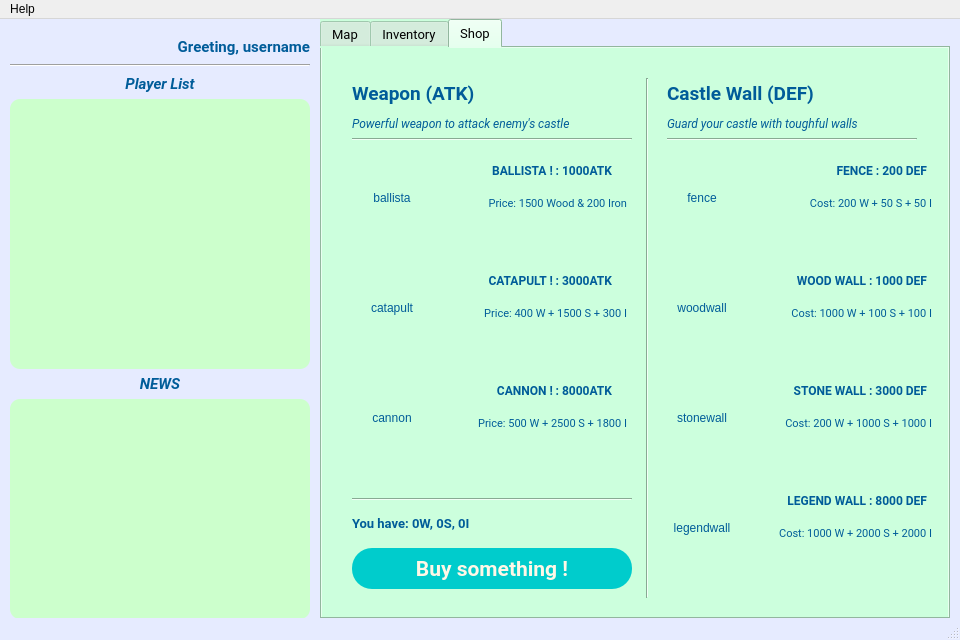
tinhphantrong0612/networkprogramming, file client/Client_UI/stagegame.ui: the form before one commit.
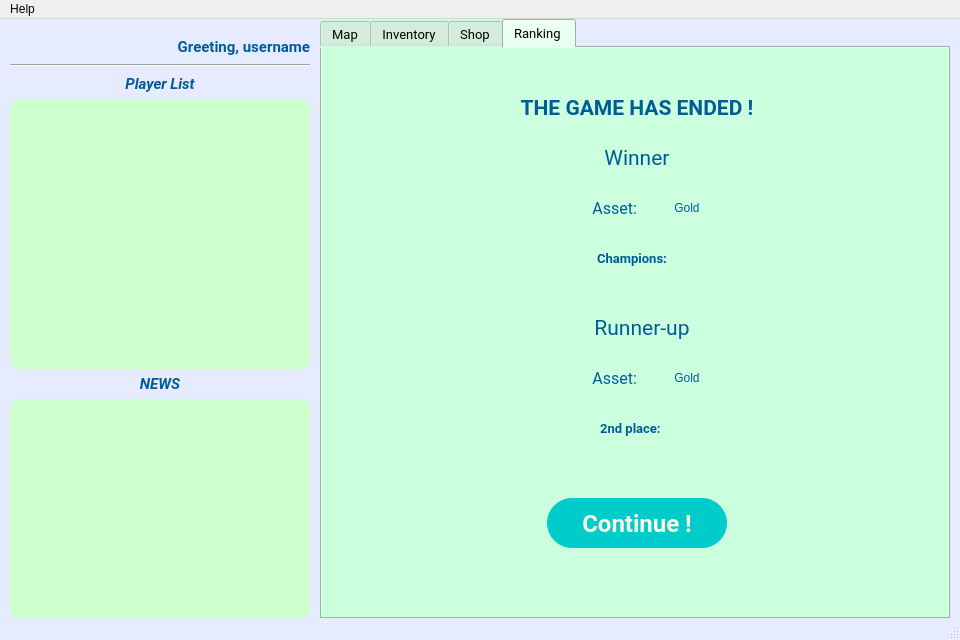
The form after the commit.

Commit message: Add ranking stage

Diff of the .ui file:
```diff
--- a/client/Client_UI/stagegame.ui
+++ b/client/Client_UI/stagegame.ui
@@ -88,6 +88,9 @@
   </property>
   <widget class="QWidget" name="centralwidget">
    <widget class="QTabWidget" name="tabWidget">
+    <property name="enabled">
+     <bool>true</bool>
+    </property>
     <property name="geometry">
      <rect>
       <x>320</x>
@@ -140,7 +143,10 @@
 }</string>
     </property>
     <property name="currentIndex">
-     <number>2</number>
+     <number>3</number>
+    </property>
+    <property name="tabsClosable">
+     <bool>false</bool>
     </property>
     <widget class="QWidget" name="mapTabPage">
      <property name="enabled">
@@ -2219,6 +2225,241 @@
       </property>
      </widget>
     </widget>
+    <widget class="QWidget" name="rankingTab">
+     <property name="enabled">
+      <bool>false</bool>
+     </property>
+     <attribute name="title">
+      <string>Ranking </string>
+     </attribute>
+     <widget class="QLabel" name="text1">
+      <property name="geometry">
+       <rect>
+        <x>115</x>
+        <y>40</y>
+        <width>400</width>
+        <height>40</height>
+       </rect>
+      </property>
+      <property name="font">
+       <font>
+        <family>Roboto</family>
+        <pointsize>16</pointsize>
+        <weight>75</weight>
+        <bold>true</bold>
+       </font>
+      </property>
+      <property name="text">
+       <string>THE GAME HAS ENDED !</string>
+      </property>
+      <property name="alignment">
+       <set>Qt::AlignCenter</set>
+      </property>
+     </widget>
+     <widget class="QLabel" name="text2">
+      <property name="geometry">
+       <rect>
+        <x>115</x>
+        <y>90</y>
+        <width>400</width>
+        <height>40</height>
+       </rect>
+      </property>
+      <property name="font">
+       <font>
+        <family>Roboto</family>
+        <pointsize>16</pointsize>
+        <weight>50</weight>
+        <bold>false</bold>
+       </font>
+      </property>
+      <property name="text">
+       <string>Winner</string>
+      </property>
+      <property name="alignment">
+       <set>Qt::AlignCenter</set>
+      </property>
+     </widget>
+     <widget class="QLabel" name="text3">
+      <property name="geometry">
+       <rect>
+        <x>120</x>
+        <y>260</y>
+        <width>400</width>
+        <height>40</height>
+       </rect>
+      </property>
+      <property name="font">
+       <font>
+        <family>Roboto</family>
+        <pointsize>16</pointsize>
+        <weight>50</weight>
+        <bold>false</bold>
+       </font>
+      </property>
+      <property name="text">
+       <string>Runner-up</string>
+      </property>
+      <property name="alignment">
+       <set>Qt::AlignCenter</set>
+      </property>
+     </widget>
+     <widget class="QPushButton" name="btnContinue">
+      <property name="geometry">
+       <rect>
+        <x>225</x>
+        <y>450</y>
+        <width>180</width>
+        <height>50</height>
+       </rect>
+      </property>
+      <property name="font">
+       <font>
+        <family>Roboto</family>
+        <pointsize>18</pointsize>
+        <weight>75</weight>
+        <bold>true</bold>
+       </font>
+      </property>
+      <property name="text">
+       <string>Continue !</string>
+      </property>
+     </widget>
+     <widget class="QLabel" name="imgGold1">
+      <property name="geometry">
+       <rect>
+        <x>345</x>
+        <y>140</y>
+        <width>40</width>
+        <height>40</height>
+       </rect>
+      </property>
+      <property name="styleSheet">
+       <string notr="true"/>
+      </property>
+      <property name="text">
+       <string>Gold</string>
+      </property>
+      <property name="alignment">
+       <set>Qt::AlignCenter</set>
+      </property>
+     </widget>
+     <widget class="QLabel" name="labelAsset1">
+      <property name="geometry">
+       <rect>
+        <x>115</x>
+        <y>140</y>
+        <width>200</width>
+        <height>40</height>
+       </rect>
+      </property>
+      <property name="font">
+       <font>
+        <family>Roboto</family>
+        <pointsize>12</pointsize>
+        <weight>50</weight>
+        <bold>false</bold>
+       </font>
+      </property>
+      <property name="text">
+       <string>Asset:</string>
+      </property>
+      <property name="alignment">
+       <set>Qt::AlignRight|Qt::AlignTrailing|Qt::AlignVCenter</set>
+      </property>
+     </widget>
+     <widget class="QLabel" name="labelAsset2">
+      <property name="geometry">
+       <rect>
+        <x>115</x>
+        <y>310</y>
+        <width>200</width>
+        <height>40</height>
+       </rect>
+      </property>
+      <property name="font">
+       <font>
+        <family>Roboto</family>
+        <pointsize>12</pointsize>
+        <weight>50</weight>
+        <bold>false</bold>
+       </font>
+      </property>
+      <property name="text">
+       <string>Asset:</string>
+      </property>
+      <property name="alignment">
+       <set>Qt::AlignRight|Qt::AlignTrailing|Qt::AlignVCenter</set>
+      </property>
+     </widget>
+     <widget class="QLabel" name="imgGold2">
+      <property name="geometry">
+       <rect>
+        <x>345</x>
+        <y>310</y>
+        <width>40</width>
+        <height>40</height>
+       </rect>
+      </property>
+      <property name="styleSheet">
+       <string notr="true"/>
+      </property>
+      <property name="text">
+       <string>Gold</string>
+      </property>
+      <property name="alignment">
+       <set>Qt::AlignCenter</set>
+      </property>
+     </widget>
+     <widget class="QLabel" name="label1st">
+      <property name="geometry">
+       <rect>
+        <x>60</x>
+        <y>190</y>
+        <width>500</width>
+        <height>40</height>
+       </rect>
+      </property>
+      <property name="font">
+       <font>
+        <family>Roboto</family>
+        <pointsize>10</pointsize>
+        <weight>75</weight>
+        <bold>true</bold>
+       </font>
+      </property>
+      <property name="text">
+       <string>Champions:</string>
+      </property>
+      <property name="alignment">
+       <set>Qt::AlignCenter</set>
+      </property>
+     </widget>
+     <widget class="QLabel" name="label2nd">
+      <property name="geometry">
+       <rect>
+        <x>60</x>
+        <y>360</y>
+        <width>500</width>
+        <height>40</height>
+       </rect>
+      </property>
+      <property name="font">
+       <font>
+        <family>Roboto</family>
+        <pointsize>10</pointsize>
+        <weight>75</weight>
+        <bold>true</bold>
+       </font>
+      </property>
+      <property name="text">
+       <string>2nd place: </string>
+      </property>
+      <property name="alignment">
+       <set>Qt::AlignCenter</set>
+      </property>
+     </widget>
+    </widget>
    </widget>
    <widget class="QListWidget" name="listGameLog">
     <property name="geometry">
```
The commit also changes 39 other files.
